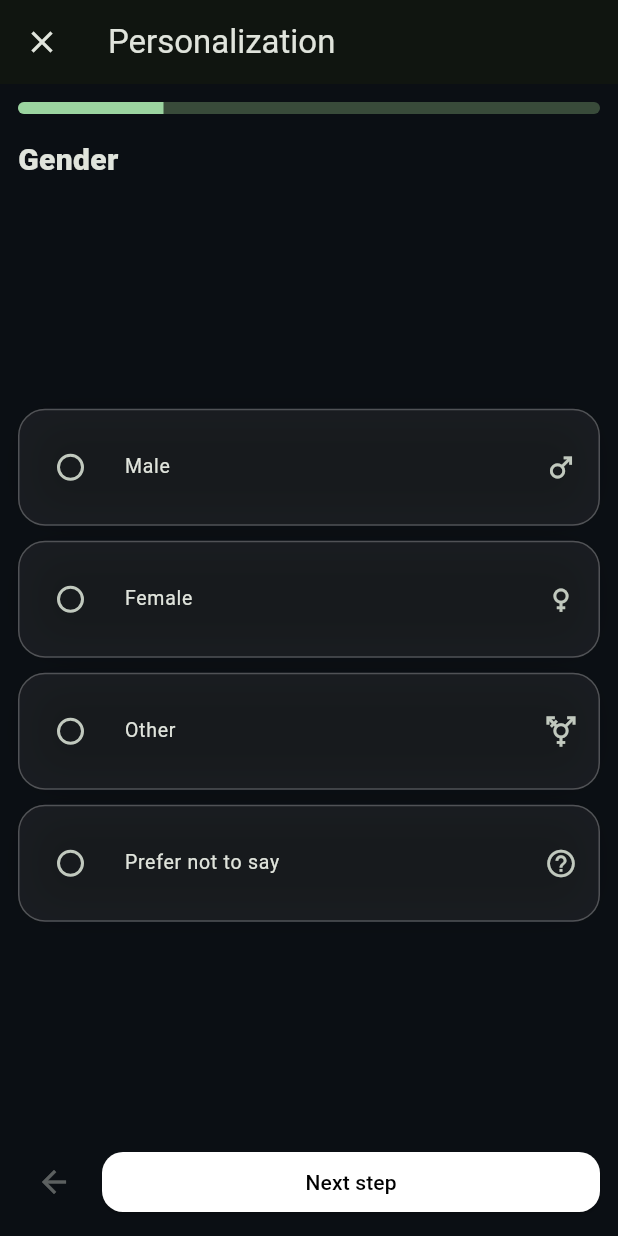
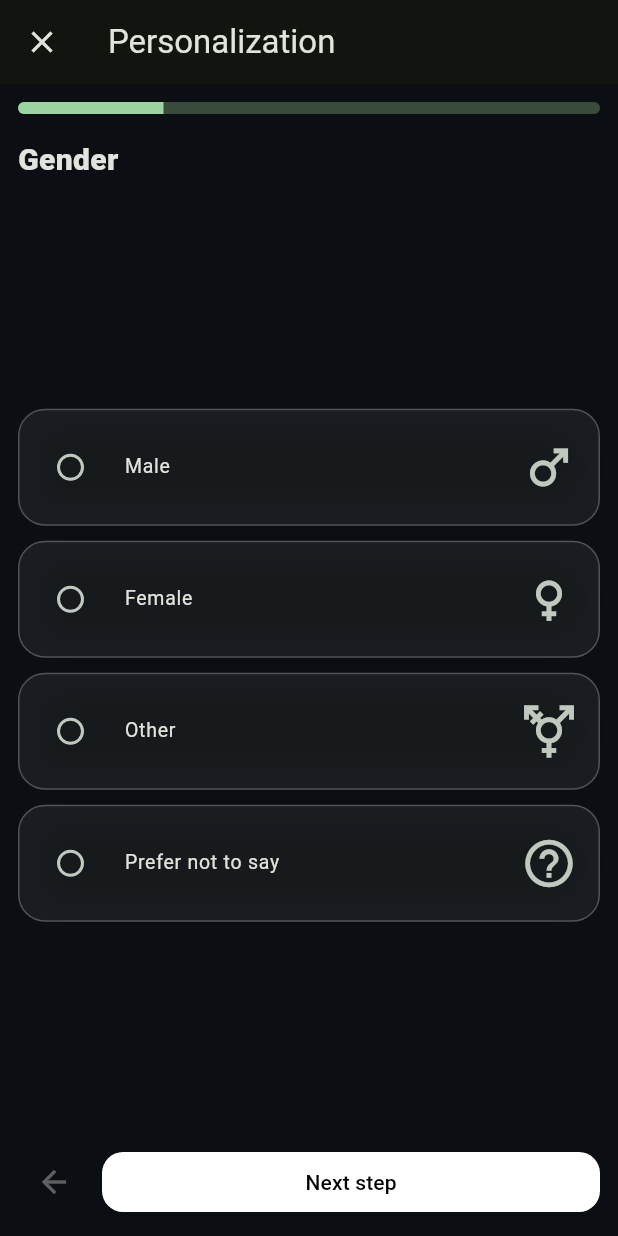
Before and after one commit to Mondaysssss/food-detection, a Flutter app: the PersonaWizardScreen screen opened directly, on a phone screen of 412 x 824 dp. Run offline on Flutter 3.47's test engine with Material 3 defaults, Android fonts, the phone set to English and light mode, and no system bars; network calls fail.

Commit message:
update persona_wizard_screen的格式(4.3)

```diff
--- a/lib/ui/screens/persona_wizard_screen.dart
+++ b/lib/ui/screens/persona_wizard_screen.dart
@@ -173,7 +173,7 @@ class _PersonaWizardScreenState extends State<PersonaWizardScreen> {
               groupValue: _gender,
               onChanged: (v) => setState(() => _gender = v),
               title: Text(o.$1),
-              secondary: Icon(o.$2, size: 22),//放大字
+              secondary: Icon(o.$2, size: 38),//放大字
               contentPadding: EdgeInsets.zero,
               dense: true,
             ),
```
